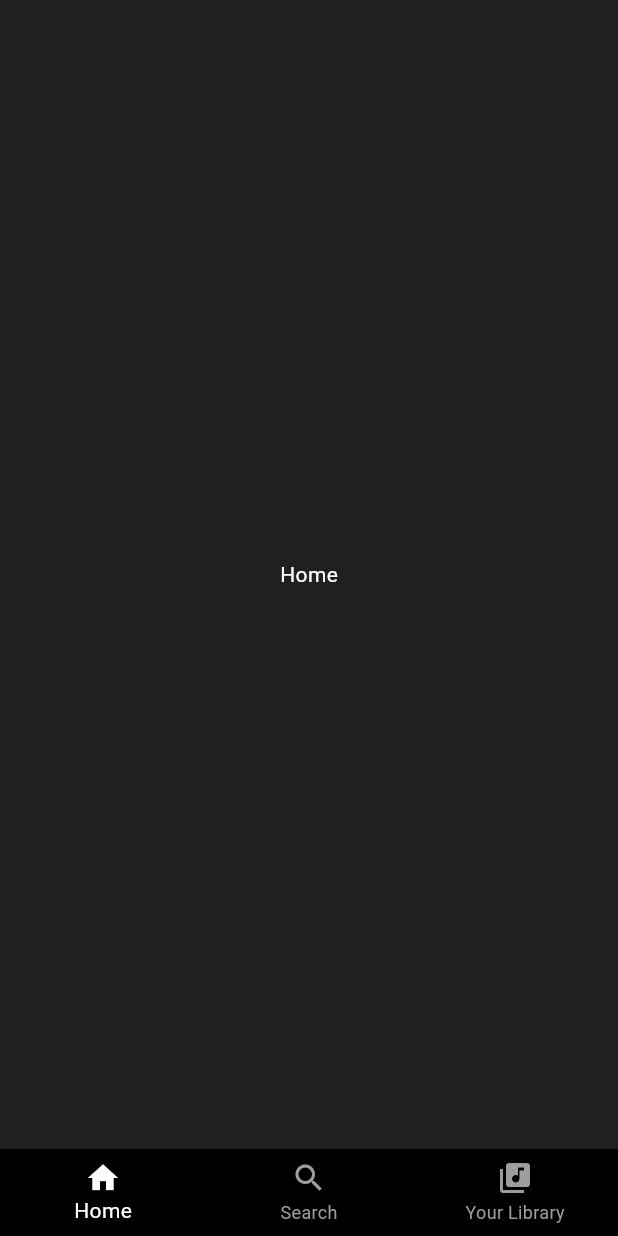
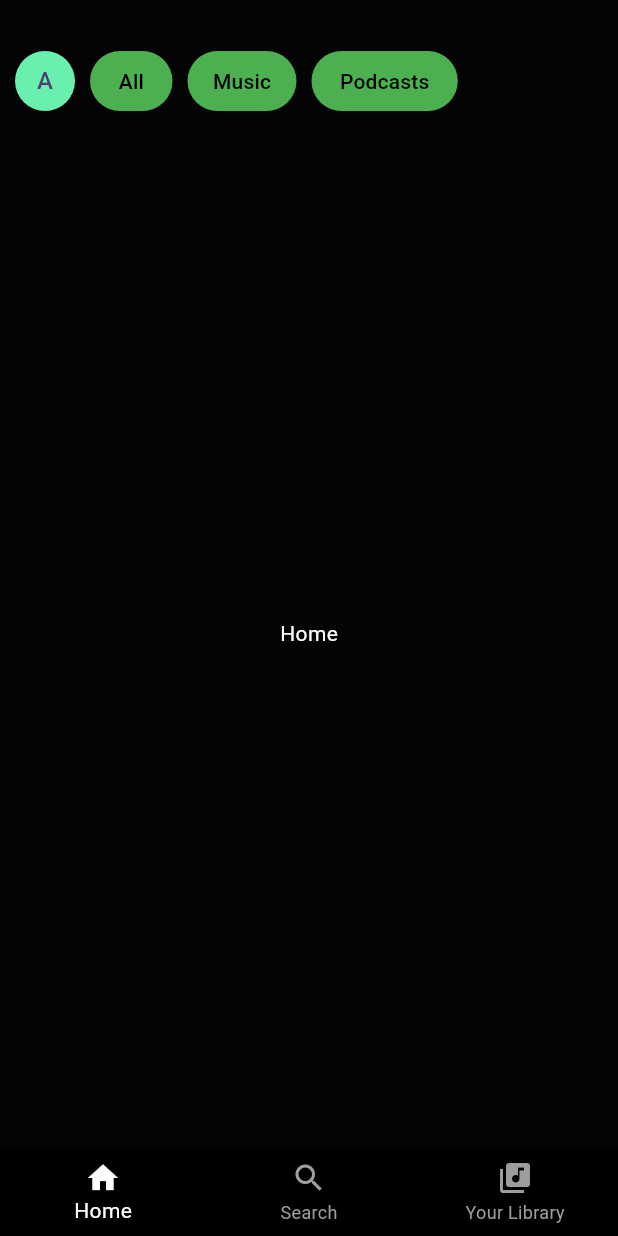
Before and after one commit to AMAN-KANHIKOTH/spotify_clone, a Flutter app: the screen it shows after launch, on a phone screen of 412 x 824 dp. Run offline on Flutter 3.47's test engine with Material 3 defaults, Android fonts, the phone set to English and light mode, and no system bars.

Commit message:
Appbar created

```diff
--- a/lib/core/colors.dart
+++ b/lib/core/constants.dart
@@ -4,3 +4,8 @@ const BottomNavigationSelected = Colors.white;
 const BottomNavigationUnselected = Colors.grey;
 
 const backgroundColor = Color.fromARGB(223, 0, 0, 0);
+
+const appBarSelectedTheme = ButtonStyle(
+  foregroundColor: WidgetStatePropertyAll(Colors.black),
+  backgroundColor: WidgetStatePropertyAll(Colors.green),
+);
--- a/lib/main.dart
+++ b/lib/main.dart
@@ -1,5 +1,5 @@
 import 'package:flutter/material.dart';
-import 'package:spotify_clone/core/colors.dart';
+import 'package:spotify_clone/core/constants.dart';
 import 'package:spotify_clone/presentation/main_page/main_page.dart';
 
 void main() {
--- a/lib/presentation/home/screen_home.dart
+++ b/lib/presentation/home/screen_home.dart
@@ -1,14 +1,19 @@
 import 'package:flutter/material.dart';
+import 'package:spotify_clone/presentation/widgets/app_bar_widget.dart';
 
 class ScreenHome extends StatelessWidget {
   const ScreenHome({super.key});
 
   @override
   Widget build(BuildContext context) {
-    return const Center(
-        child: Text(
-      'Home',
-      style: TextStyle(color: Colors.white),
-    ));
+    final Size size = MediaQuery.of(context).size;
+    return Scaffold(
+      appBar: PreferredSize(preferredSize: size, child: AppBarWidget()),
+      body: const Center(
+          child: Text(
+        'Home',
+        style: TextStyle(color: Colors.white),
+      )),
+    );
   }
 }
--- a/lib/presentation/main_page/widgets/bottom_navigation_bar_widget.dart
+++ b/lib/presentation/main_page/widgets/bottom_navigation_bar_widget.dart
@@ -1,5 +1,5 @@
 import 'package:flutter/material.dart';
-import 'package:spotify_clone/core/colors.dart';
+import 'package:spotify_clone/core/constants.dart';
 
 final bottomNaviListenable = ValueNotifier(0);
 
--- /dev/null
+++ b/lib/presentation/widgets/app_bar_widget.dart
@@ -0,0 +1,54 @@
+import 'package:flutter/material.dart';
+import 'package:spotify_clone/core/constants.dart';
+
+class AppBarWidget extends StatelessWidget {
+  const AppBarWidget({super.key});
+
+  @override
+  Widget build(BuildContext context) {
+    return Padding(
+      padding: const EdgeInsets.only(top: 30, left: 10),
+      child: Row(
+        children: [
+          const CircleAvatar(
+            backgroundColor: Colors.greenAccent,
+            // radius: 300,
+            child: Text('A'),
+          ),
+          const SizedBox(width: 10),
+          TextButton(
+            onPressed: () {},
+            style: const ButtonStyle(
+              minimumSize: WidgetStatePropertyAll(Size(5, 40)),
+              fixedSize: WidgetStatePropertyAll(Size(55, 40)),
+              foregroundColor: WidgetStatePropertyAll(Colors.black),
+              backgroundColor: WidgetStatePropertyAll(Colors.green),
+            ),
+            child: const Padding(
+              padding: EdgeInsets.all(0),
+              child: Text('All'),
+            ),
+          ),
+          const SizedBox(width: 10),
+          TextButton(
+            onPressed: () {},
+            style: appBarSelectedTheme,
+            child: const Padding(
+              padding: EdgeInsets.symmetric(horizontal: 5),
+              child: Text('Music'),
+            ),
+          ),
+          const SizedBox(width: 10),
+          TextButton(
+            onPressed: () {},
+            style: appBarSelectedTheme,
+            child: const Padding(
+              padding: EdgeInsets.symmetric(horizontal: 7),
+              child: Text('Podcasts'),
+            ),
+          )
+        ],
+      ),
+    );
+  }
+}
```
Also changed, not shown: 1 other file.
